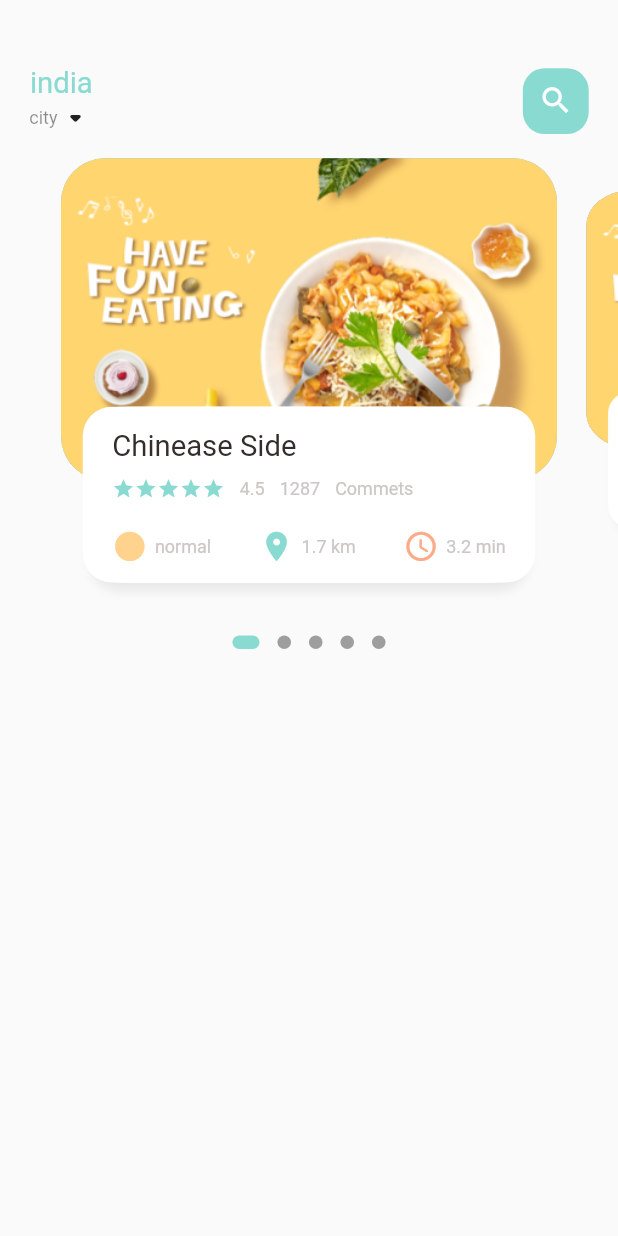
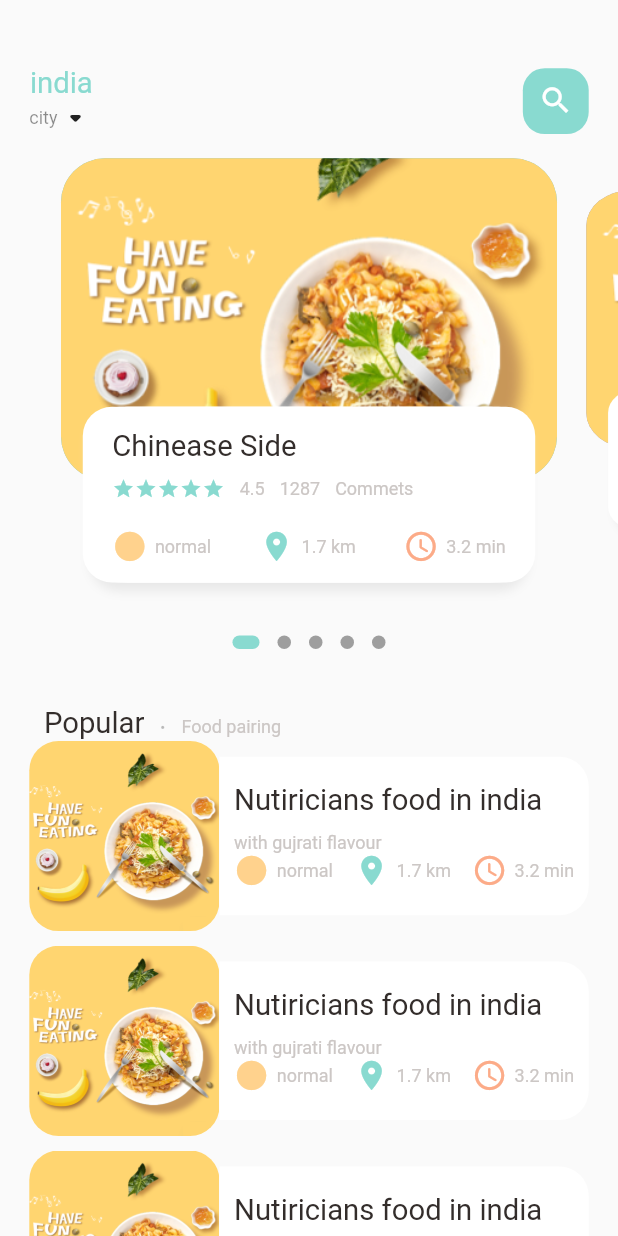
Before and after one commit to milankatira/food_delivery_app, a Flutter app: the screen it shows after launch, on a phone screen of 412 x 824 dp. Run offline on Flutter 3.47's test engine with Material 2 defaults, Android fonts, the phone set to English and light mode, and no system bars; drawn by our look-alikes of dots_indicator; our stand-ins replace get; missing offline and left inert: dart:ffi.

Commit message:
home page complete

```diff
--- a/lib/dimension/dimension.dart
+++ b/lib/dimension/dimension.dart
@@ -26,4 +26,7 @@
   static double width30 = screenHeight / 28.13;
 
   static double iconSize24 = screenHeight / 35.17;
+
+  static double ListViewImgSize = screenWidth / 3.25;
+  static double ListViewTextContSize = screenWidth / 3.9;
 }
--- a/lib/home/food_page_body.dart
+++ b/lib/home/food_page_body.dart
@@ -59,6 +59,109 @@
                 borderRadius: BorderRadius.circular(5.0)),
           ),
         ),
+        SizedBox(height: Dimensions.height30),
+        Container(
+          margin: EdgeInsets.only(left: Dimensions.width30),
+          child: Row(
+            crossAxisAlignment: CrossAxisAlignment.end,
+            children: [
+              BigText(text: "Popular"),
+              SizedBox(
+                width: Dimensions.width10,
+              ),
+              Container(
+                margin: const EdgeInsets.only(bottom: 3),
+                child: BigText(
+                  text: ".",
+                  color: Colors.black26,
+                ),
+              ),
+              SizedBox(
+                width: Dimensions.width10,
+              ),
+              Container(
+                margin: const EdgeInsets.only(bottom: 2),
+                child: SmallText(text: "Food pairing"),
+              )
+            ],
+          ),
+        ),
+
+         ListView.builder(
+              physics: NeverScrollableScrollPhysics(),
+              shrinkWrap: true,
+              itemCount: 10,
+              itemBuilder: (context, index) {
+                return Container(
+                  margin: EdgeInsets.only(
+                      left: Dimensions.width20,
+                      right: Dimensions.width20,
+                      bottom: Dimensions.height10),
+                  child: Row(
+                    children: [
+                      Container(
+                        width: Dimensions.ListViewImgSize,
+                        height: Dimensions.ListViewImgSize,
+                        decoration: BoxDecoration(
+                            borderRadius:
+                                BorderRadius.circular(Dimensions.radius20),
+                            color: Colors.white38,
+                            image: DecorationImage(
+                                fit: BoxFit.cover,
+                                image: AssetImage("assets/image/food0.png"))),
+                      ),
+                      Expanded(
+                        child: Container(
+                          height: Dimensions.ListViewTextContSize,
+                          // width: 200,
+                          decoration: BoxDecoration(
+                            borderRadius: BorderRadius.only(
+                                topRight: Radius.circular(Dimensions.radius20),
+                                bottomRight:
+                                    Radius.circular(Dimensions.radius20)),
+                            color: Colors.white,
+                          ),
+                          child: Padding(
+                            padding: EdgeInsets.only(
+                                left: Dimensions.width10,
+                                right: Dimensions.width10),
+                            child: Column(
+
+                              crossAxisAlignment:CrossAxisAlignment.start,
+                              mainAxisAlignment: MainAxisAlignment.center,
+                              children: [
+                              BigText(text: "Nutiricians food in india"),
+                              SizedBox(height: Dimensions.height10),
+                              SmallText(text: "with gujrati flavour"),
+                              Row(
+                                mainAxisAlignment:
+                                    MainAxisAlignment.spaceBetween,
+                                children: [
+                                  IconAndTextWidgets(
+                                    icon: Icons.circle_sharp,
+                                    text: "normal",
+                                    iconColor: AppColors.iconColor1,
+                                  ),
+                                  IconAndTextWidgets(
+                                    icon: Icons.location_on,
+                                    text: "1.7 km",
+                                    iconColor: AppColors.mainColor,
+                                  ),
+                                  IconAndTextWidgets(
+                                    icon: Icons.access_time_rounded,
+                                    text: "3.2 min",
+                                    iconColor: AppColors.iconColor2,
+                                  )
+                                ],
+                              )
+                            ]),
+                          ),
+                        ),
+                      )
+                    ],
+                  ),
+                );
+              }),
       ],
     );
   }
--- a/lib/home/main_food.dart
+++ b/lib/home/main_food.dart
@@ -63,7 +63,10 @@
                   ]),
             ),
           ),
-          FoodPageBody(),
+          Expanded(
+              child: SingleChildScrollView(
+            child: FoodPageBody(),
+          ))
         ],
       ),
     );
```
